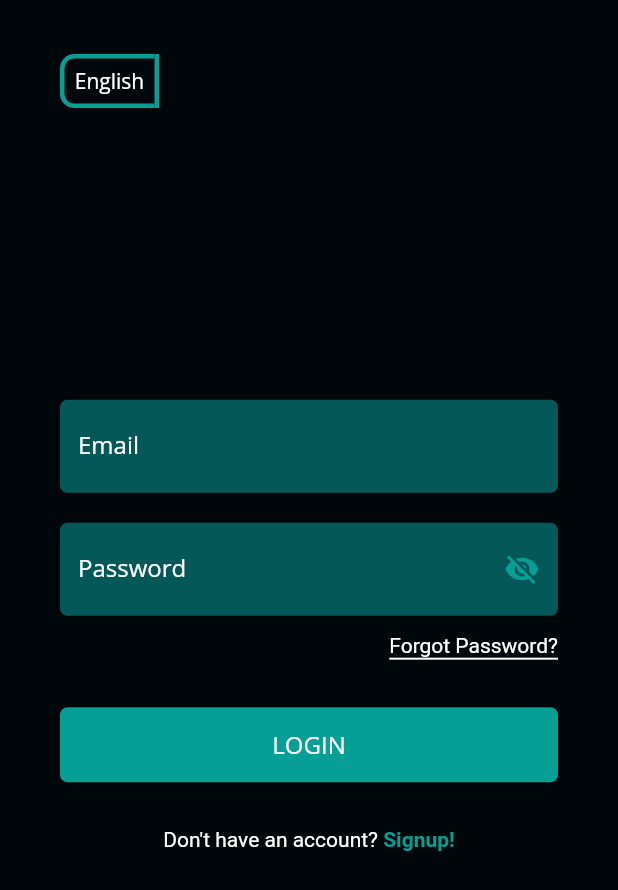
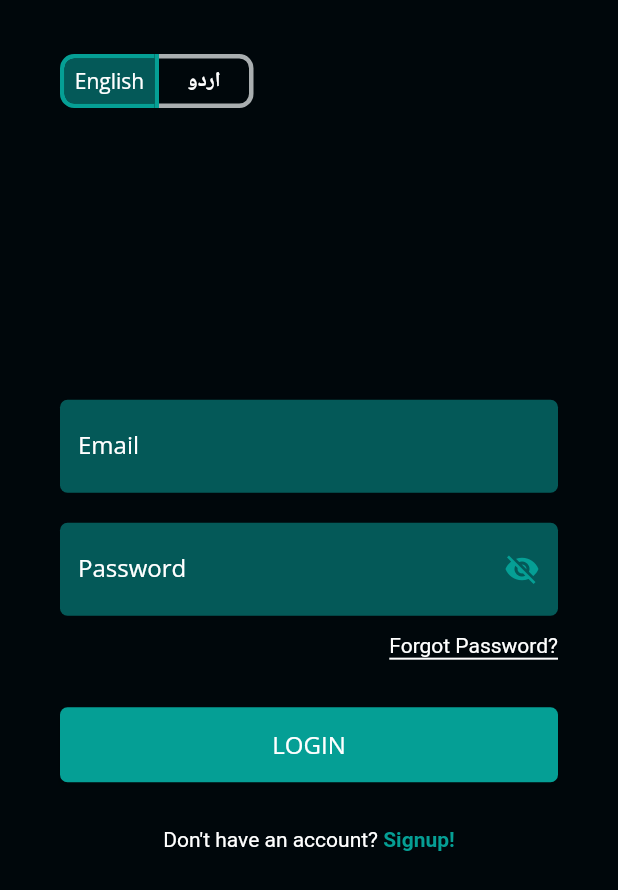
Before and after one commit to hadiyaaamir/khulasa, a Flutter app: the screen it shows after launch, on a phone screen of 412 x 824 dp. Shown: the top 890 px of the screen. Run offline on Flutter 3.47's test engine with Material 2 defaults, Android fonts, the phone set to English and light mode, and no system bars; our stand-ins replace cloud_firestore, email_validator, file_picker, firebase_auth, firebase_core, flutter_tts and 4 more; missing offline and left inert: dart:ffi, dart_openai, flutter_share_me, flutter_tesseract_ocr, pdf_text, syncfusion_flutter_xlsio and 1 more; accounts and stored records are empty; network calls fail.

Commit message:
app bundle things

```diff
--- a/lib/Views/Widgets/NavBar/Toggle.dart
+++ b/lib/Views/Widgets/NavBar/Toggle.dart
@@ -48,10 +48,11 @@ class _ToggleButtonState extends State<ToggleButton> {
       },
       borderRadius: const BorderRadius.all(Radius.circular(8)),
       borderWidth: 3,
+      borderColor: colors.text2,
       selectedBorderColor: colors.secondary,
-      selectedColor: white,
-      fillColor: darkBlue,
-      color: darkBlue,
+      selectedColor: colors.text,
+      fillColor: colors.primary,
+      color: colors.text,
       constraints: const BoxConstraints(
         minHeight: 30.0,
         minWidth: 60.0,
```
Also changed, not shown: pubspec.yaml (+6 -1 lines), assets/icon/icon.png (added), pubspec.lock, 30 other files.
